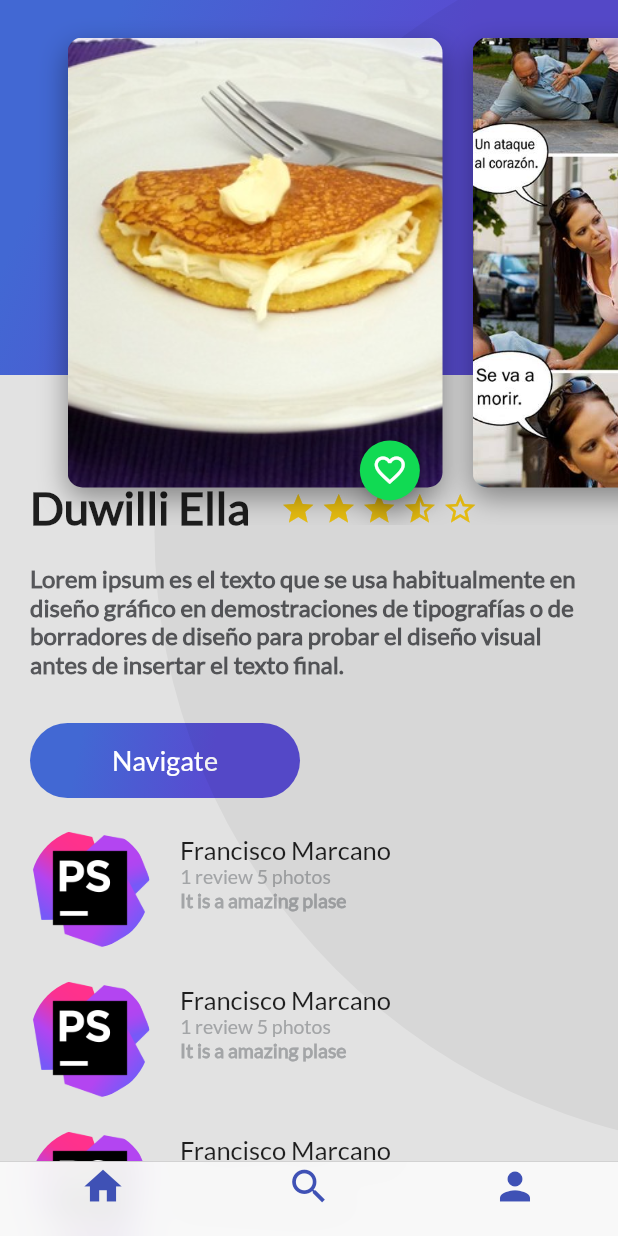
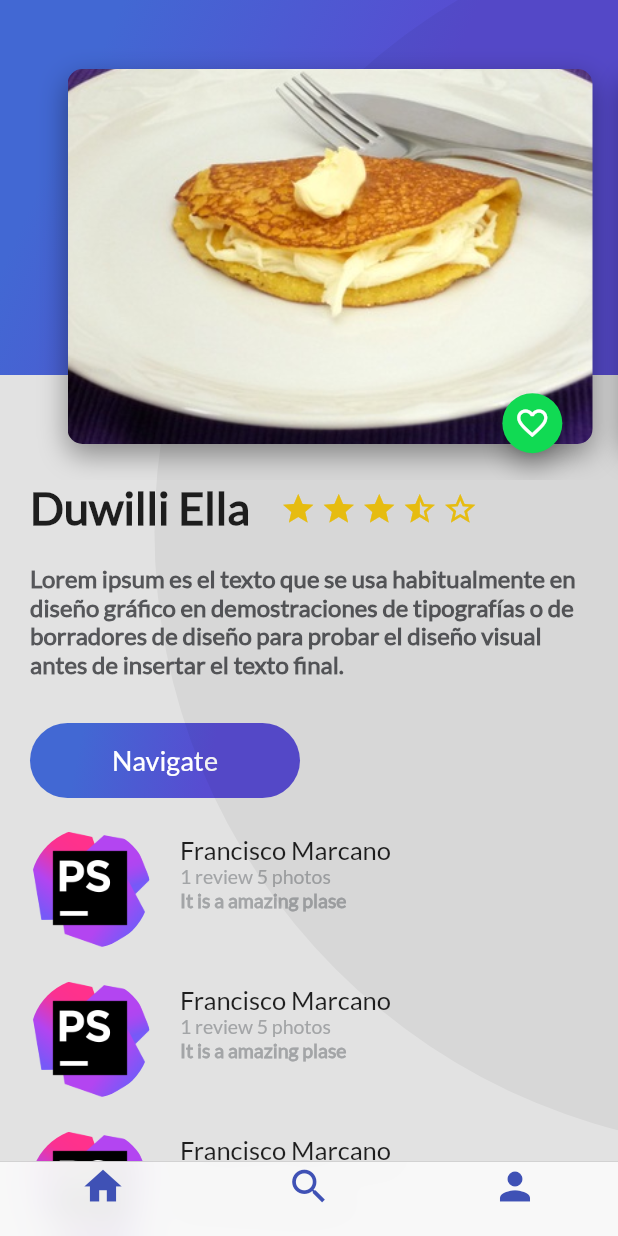
Before and after one commit to fjmn2001/platzi_trips_app, a Flutter app: the PlatziTripsCupertino screen opened directly, on a phone screen of 412 x 824 dp. Run offline on Flutter 3.47's test engine with Material 2 defaults, Android fonts, the phone set to English and light mode, and no system bars; our stand-ins replace cloud_firestore, firebase_auth, google_sign_in; missing offline and left inert: generic_bloc_provider; accounts and stored records are empty.

Commit message:
refactory card image widget 2

```diff
--- a/lib/Place/ui/screens/add_place_screen.dart
+++ b/lib/Place/ui/screens/add_place_screen.dart
@@ -67,12 +67,12 @@ class _AddPlaceScreen extends State<AddPlaceScreen> {
                     pathImage: 'assets/img/logojetbrain.png',
                     iconData: Icons.camera_alt,
                     left: 20,
-                    height: 350,
-                    width: 250,
+                    height: 250,
+                    width: 350,
                   ),
                 ),
                 Container(
-                  margin: EdgeInsets.only(bottom: 20),
+                  margin: EdgeInsets.only(bottom: 20, top: 20),
                   child: TextInput(
                     hintText: 'Title',
                     textInputType: null,
--- a/lib/Place/ui/widgets/card_image_list.dart
+++ b/lib/Place/ui/widgets/card_image_list.dart
@@ -3,10 +3,14 @@ import 'package:flutter/rendering.dart';
 import 'package:platzitripsapp/Place/ui/widgets/card_image_with_fab_icon.dart';
 
 class CardImageList extends StatelessWidget {
+  double width = 350;
+  double height = 250;
+  double left = 20;
+
   @override
   Widget build(BuildContext context) {
     return Container(
-      height: 350,
+      height: 320,
       child: ListView(
         padding: EdgeInsets.all(25),
         scrollDirection: Axis.horizontal,
@@ -14,23 +18,23 @@ class CardImageList extends StatelessWidget {
           CardImageWithFabIcon(
             pathImage: 'assets/img/cachapa-con-queso.jpg',
             iconData: Icons.favorite_border,
-            left: 20,
-            height: 350,
-            width: 250,
+            left: left,
+            height: height,
+            width: width,
           ),
           CardImageWithFabIcon(
             pathImage: 'assets/img/chisteone.jpg',
             iconData: Icons.favorite_border,
-            left: 20,
-            height: 350,
-            width: 250,
+            left: left,
+            height: height,
+            width: width,
           ),
           CardImageWithFabIcon(
             pathImage: 'assets/img/logojetbrain.png',
             iconData: Icons.favorite_border,
-            left: 20,
-            height: 350,
-            width: 250,
+            left: left,
+            height: height,
+            width: width,
           ),
         ],
       ),
```
